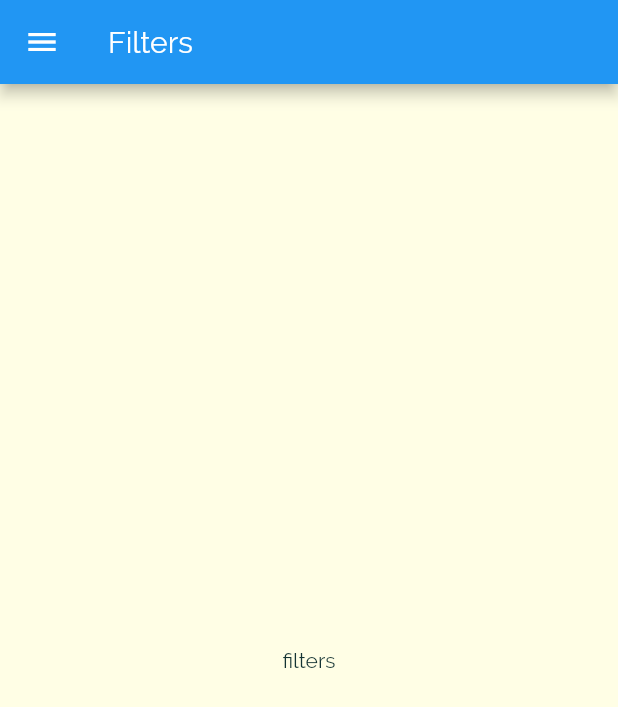
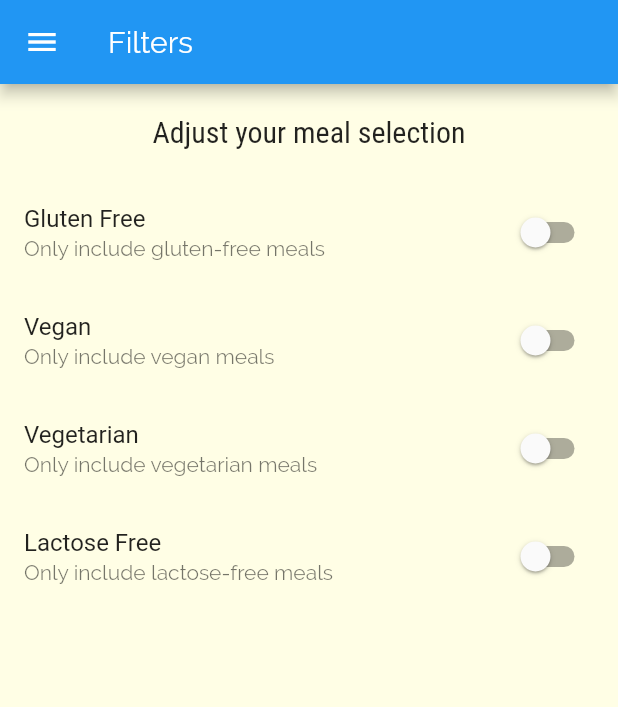
Before and after one commit to cesarcedanov/meals_app, a Flutter app: the FiltersPage screen opened by its route, on a phone screen of 412 x 824 dp. Shown: the top 707 px of the screen. Run offline on Flutter 3.47's test engine with Material 2 defaults, Android fonts, the phone set to English and light mode, and no system bars.

Commit message:
Added the Meal filters in the Drawer.

```diff
--- a/meals_app/lib/pages/filters_page.dart
+++ b/meals_app/lib/pages/filters_page.dart
@@ -1,8 +1,32 @@
 import 'package:flutter/material.dart';
 import './main_drawer.dart';
 
-class FiltersPage extends StatelessWidget {
+class FiltersPage extends StatefulWidget {
   static const routeName = '/filters';
+
+  @override
+  _FiltersPageState createState() => _FiltersPageState();
+}
+
+class _FiltersPageState extends State<FiltersPage> {
+  var _glutenFree = false;
+  var _vegan = false;
+  var _vegetarian = false;
+  var _lactoseFree = false;
+
+  Widget _buildSwitchFilter(
+    String title,
+    String subtitle,
+    bool currentValue,
+    Function updateValue,
+  ) {
+    return SwitchListTile(
+      title: Text(title),
+      subtitle: Text(subtitle),
+      value: currentValue,
+      onChanged: updateValue,
+    );
+  }
 
   @override
   Widget build(BuildContext context) {
@@ -11,8 +35,49 @@ class FiltersPage extends StatelessWidget {
         title: Text('Filters'),
       ),
       drawer: MainDrawer(),
-      body: Center(
-        child: Text('filters'),
+      body: Column(
+        children: <Widget>[
+          Container(
+            padding: EdgeInsets.all(20),
+            child: Text(
+              'Adjust your meal selection',
+              style: Theme.of(context).textTheme.title,
+            ),
+          ),
+          Expanded(
+            child: ListView(
+              children: <Widget>[
+                _buildSwitchFilter('Gluten Free',
+                    'Only include gluten-free meals', _glutenFree, (newValue) {
+                  setState(() {
+                    _glutenFree = newValue;
+                  });
+                }),
+                _buildSwitchFilter('Vegan', 'Only include vegan meals', _vegan,
+                    (newValue) {
+                  setState(() {
+                    _vegan = newValue;
+                  });
+                }),
+                _buildSwitchFilter(
+                    'Vegetarian', 'Only include vegetarian meals', _vegetarian,
+                    (newValue) {
+                  setState(() {
+                    _vegetarian = newValue;
+                  });
+                }),
+                _buildSwitchFilter(
+                    'Lactose Free',
+                    'Only include lactose-free meals',
+                    _lactoseFree, (newValue) {
+                  setState(() {
+                    _lactoseFree = newValue;
+                  });
+                }),
+              ],
+            ),
+          )
+        ],
       ),
     );
   }
```
